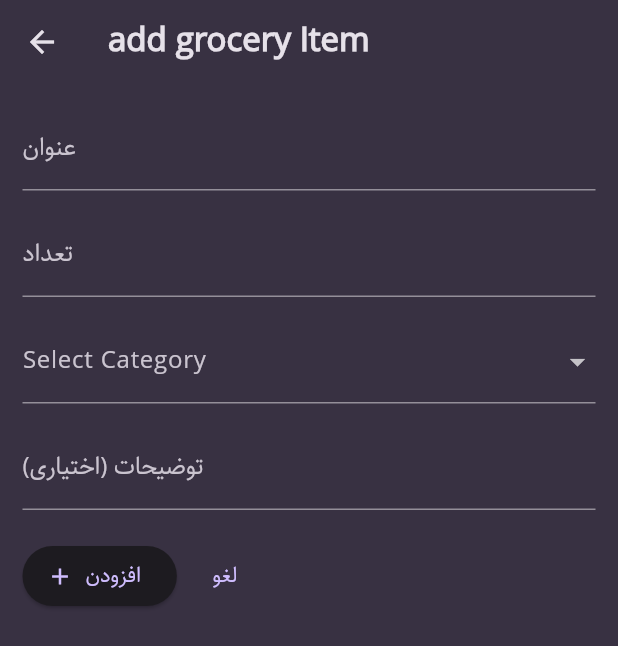
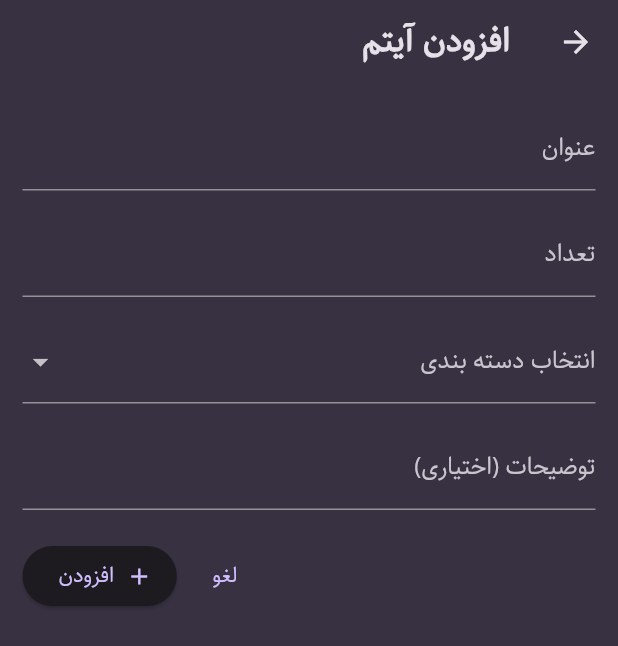
Before and after one commit to hadiseh39/todo, a Flutter app: the screen it shows after launch, item 2 of the bottom bar chosen, after a tap on the "add" icon, on a phone screen of 412 x 824 dp. Shown: the top 646 px of the screen. Run offline on Flutter 3.47's test engine with Material 3 defaults, Android fonts, the phone set to English and light mode, and no system bars; our stand-ins replace flutter_riverpod, sqflite; accounts and stored records are empty.

Commit message:
edited the ui

```diff
--- a/lib/main.dart
+++ b/lib/main.dart
@@ -44,9 +44,11 @@ class MyApp extends StatelessWidget {
   @override
   Widget build(BuildContext context) {
     return MaterialApp(
+      locale: const Locale('fa'),
       debugShowCheckedModeBanner: false,
       theme: theme,
-      home: const Tabs(),
+      home:
+          const Directionality(textDirection: TextDirection.rtl, child: Tabs()),
     );
   }
 }
--- a/lib/providers/grocery_item_provider.dart
+++ b/lib/providers/grocery_item_provider.dart
@@ -6,7 +6,7 @@ import 'package:sqflite/sqflite.dart' as sql;
 import 'package:sqflite/sqlite_api.dart';
 import 'package:uuid/uuid.dart';
 
-Future<Database> _getDatabase1() async {
+Future<Database> _getDatabase() async {
   final dbPath = await sql.getDatabasesPath();
   final db = await sql.openDatabase(
     path.join(dbPath, 'grocery.db'),
@@ -26,18 +26,17 @@ class GroceryItemNotifier extends StateNotifier<List<GroceryItem>> {
     String title,
     String description,
     int quantity,
-    Categories categoryEnum, // از enum به جای Category استفاده می‌کنیم
+    Categories categoryEnum,
   ) async {
     final newGroceryItem = GroceryItem(
       id: const Uuid().v4(),
       title: title,
       description: description,
       quantity: quantity,
-      category: categories[
-          categoryEnum]!, // از map برای دریافت Category استفاده می‌کنیم
+      category: categories[categoryEnum]!,
     );
 
-    final db = await _getDatabase1();
+    final db = await _getDatabase();
     db.insert('groceryItems', {
       'id': newGroceryItem.id,
       'title': newGroceryItem.title,
@@ -45,14 +44,12 @@ class GroceryItemNotifier extends StateNotifier<List<GroceryItem>> {
       'quantity': newGroceryItem.quantity,
       'category': categoryEnum.name,
     });
-    final groceryItemData = await db.rawQuery('SELECT * FROM groceryItems');
-    print(groceryItemData);
 
     state = [newGroceryItem, ...state];
   }
 
   Future<void> loadItems() async {
-    final db = await _getDatabase1();
+    final db = await _getDatabase();
     final groceryItemData = await db.query('groceryItems');
 
     final groceryItems = groceryItemData
@@ -80,7 +77,7 @@ class GroceryItemNotifier extends StateNotifier<List<GroceryItem>> {
   }
 
   Future<void> deleteItem(String id) async {
-    final db = await _getDatabase1();
+    final db = await _getDatabase();
 
     await db.delete(
       'groceryItems',
@@ -95,7 +92,7 @@ class GroceryItemNotifier extends StateNotifier<List<GroceryItem>> {
     GroceryItem updatedItem,
     Categories categoryEnum,
   ) async {
-    final db = await _getDatabase1();
+    final db = await _getDatabase();
 
     await db.update(
       'groceryItems',
@@ -108,9 +105,6 @@ class GroceryItemNotifier extends StateNotifier<List<GroceryItem>> {
       where: 'id = ?',
       whereArgs: [updatedItem.id],
     );
-
-    final groceryItemData = await db.rawQuery('SELECT * FROM groceryItems');
-    print(groceryItemData);
 
     state = state.map((groceryItem) {
       if (groceryItem.id == updatedItem.id) {
--- a/lib/screens/add_grocery.dart
+++ b/lib/screens/add_grocery.dart
@@ -30,11 +30,12 @@ class _AddGroceryState extends ConsumerState<AddGrocery> {
   void saveItem() {
     final enteredTitle = _itemTitleController.text;
     final enteredDescription = _itemDescriptionController.text;
-    final enteredQuantity = int.tryParse(_itemQuantityController.text);
+    var enteredQuantity = int.tryParse(_itemQuantityController.text) ?? 1;
 
-    if (enteredTitle.isEmpty || enteredQuantity == null) {
+    if (enteredTitle.isEmpty) {
+      ScaffoldMessenger.of(context).clearSnackBars();
       ScaffoldMessenger.of(context).showSnackBar(const SnackBar(
-        content: Text('The title or Quantity cannot be empty'),
+        content: Text('عنوان آیتم نمی‌تونه خالی باشه!'),
       ));
       return;
     }
@@ -70,10 +71,11 @@ class _AddGroceryState extends ConsumerState<AddGrocery> {
       _selectedCategory = categories[itemCategory];
     }
 
-    return Scaffold(
+    return Directionality(
+      textDirection: TextDirection.rtl,
+      child: Scaffold(
         appBar: AppBar(
-        title:
-            Text(widget.isEditing ? 'edit grocery Item' : 'add grocery Item'),
+          title: Text(widget.isEditing ? 'ویرایش آیتم' : 'افزودن آیتم'),
         ),
         body: Padding(
           padding: const EdgeInsets.all(15),
@@ -82,20 +84,18 @@ class _AddGroceryState extends ConsumerState<AddGrocery> {
               TextField(
                 decoration: const InputDecoration(labelText: 'عنوان'),
                 controller: _itemTitleController,
-              style: TextStyle(color: Theme.of(context).colorScheme.onSurface),
+                style:
+                    TextStyle(color: Theme.of(context).colorScheme.onSurface),
               ),
               const SizedBox(height: 15),
-            // Row(
-            //   children: [
               TextField(
                 decoration: const InputDecoration(labelText: 'تعداد'),
                 keyboardType: TextInputType.number,
                 controller: _itemQuantityController,
-              style: TextStyle(color: Theme.of(context).colorScheme.onSurface),
+                style:
+                    TextStyle(color: Theme.of(context).colorScheme.onSurface),
               ),
               const SizedBox(height: 15),
-            //Expanded(
-            //child:
               DropdownButtonFormField<Category>(
                 value: _selectedCategory,
                 items: [
@@ -106,8 +106,9 @@ class _AddGroceryState extends ConsumerState<AddGrocery> {
                         children: [
                           IconTheme(
                             data: IconThemeData(
-                            color:
-                                Theme.of(context).colorScheme.onSecondaryFixed,
+                              color: Theme.of(context)
+                                  .colorScheme
+                                  .onSecondaryFixed,
                             ),
                             child: category.value.icon,
                           ),
@@ -130,24 +131,32 @@ class _AddGroceryState extends ConsumerState<AddGrocery> {
                     }
                   });
                 },
-              decoration: const InputDecoration(labelText: 'Select Category'),
+                decoration:
+                    const InputDecoration(labelText: 'انتخاب دسته بندی'),
               ),
-            //),
-            //   ],
-            // ),
               const SizedBox(height: 15),
               TextField(
-              decoration: const InputDecoration(labelText: 'توضیحات (اختیاری)'),
+                decoration:
+                    const InputDecoration(labelText: 'توضیحات (اختیاری)'),
                 controller: _itemDescriptionController,
-              style: TextStyle(color: Theme.of(context).colorScheme.onSurface),
+                style:
+                    TextStyle(color: Theme.of(context).colorScheme.onSurface),
               ),
               const SizedBox(height: 20),
               Row(
+                mainAxisAlignment: MainAxisAlignment.end,
                 children: [
+                  TextButton(
+                    onPressed: () {
+                      Navigator.of(context).pop();
+                    },
+                    child: const Text('لغو'),
+                  ),
                   widget.isEditing
                       ? ElevatedButton.icon(
                           onPressed: () {
-                          editItem(categoryToEnum(newCt ?? _selectedCategory));
+                            editItem(
+                                categoryToEnum(newCt ?? _selectedCategory));
                           },
                           label: const Text('ویرایش'),
                           icon: const Icon(Icons.edit),
@@ -157,17 +166,12 @@ class _AddGroceryState extends ConsumerState<AddGrocery> {
                           label: const Text('افزودن'),
                           icon: const Icon(Icons.add),
                         ),
-                TextButton(
-                  onPressed: () {
-                    Navigator.of(context).pop();
-                  },
-                  child: const Text('لغو'),
-                ),
                 ],
               )
             ],
           ),
         ),
+      ),
     );
   }
 }
--- a/lib/screens/tabs.dart
+++ b/lib/screens/tabs.dart
@@ -39,10 +39,41 @@ class _TabsState extends State<Tabs> {
     return Scaffold(
         appBar: AppBar(
           title: Text(activePageTitle),
+          actions: [
+            IconButton(
+                onPressed: () {
+                  showDialog(
+                      context: context,
+                      builder: (context) => AlertDialog(
+                            title: const Text(
+                              'راهنما',
+                              textDirection: TextDirection.rtl,
+                            ),
+                            content: const Text(
+                              'برای افزودن آیتم‌ها، از دکمه + موجود در پایین صفحه استفاده کنید.\nو برای حذف آیتم‌ها، آن‌ها را به سمت راست یا چپ بکشید.',
+                              textAlign: TextAlign.right,
+                              textDirection: TextDirection.rtl,
+                            ),
+                            actions: [
+                              TextButton(
+                                onPressed: () {
+                                  Navigator.pop(context);
+                                },
+                                child: const Text(
+                                  'تائید',
+                                ),
+                              )
+                            ],
+                          ));
+                },
+                icon: const Icon(Icons.question_mark_rounded))
+          ],
         ),
         body: activePage,
         bottomNavigationBar: BottomNavigationBar(
           onTap: _selectPage,
+          selectedItemColor: Theme.of(context).colorScheme.primary,
+          unselectedItemColor: Theme.of(context).colorScheme.outline,
           backgroundColor: Theme.of(context).colorScheme.surface,
           currentIndex: _selectedPageIndex,
           items: const [
--- a/lib/widgets/grocery_list.dart
+++ b/lib/widgets/grocery_list.dart
@@ -1,6 +1,5 @@
 import 'package:flutter/material.dart';
 import 'package:flutter_riverpod/flutter_riverpod.dart';
-import 'package:todo/models/grocery.dart';
 import 'package:todo/providers/grocery_item_provider.dart';
 import 'package:todo/screens/add_grocery.dart';
 
@@ -14,53 +13,21 @@ class GroceryList extends ConsumerStatefulWidget {
 }
 
 class _GroceryListState extends ConsumerState<GroceryList> {
-  // int completedTasksCount = 0;
-
-  // @override
-  // void initState() {
-  //   super.initState();
-  //   ref.read(groceryProvider.notifier).loadItems();
-  // }
-
-  // Future<void> _loadCompletedTasksCount() async {
-  //   final count = await ref.read(tasksProvider.notifier).countCompletedTasks();
-  //   setState(() {
-  //     completedTasksCount = count;
-  //   });
-  // }
-
-  // void _toggleTaskCompletion(Task task) async {
-  //   task.isCompleted = !task.isCompleted;
-  //   ref.read(tasksProvider.notifier).updateTask(task);
-  //   _loadCompletedTasksCount();
-  // }
-
   @override
   Widget build(BuildContext context) {
     return Padding(
       padding: const EdgeInsets.all(15),
       child: widget.groceryItems.isEmpty
-          ? const Text('no item to buy')
+          ? Center(
+              child: Text(
+                'چیزی برای خرید یافت نشد',
+                style: Theme.of(context).textTheme.titleLarge!.copyWith(
+                      color: Theme.of(context).colorScheme.secondary,
+                    ),
+              ),
+            )
           : Column(
               children: [
-                // Row(
-                //   mainAxisAlignment: MainAxisAlignment.end,
-                //   children: [
-                //     Text(
-                //       completedTasksCount == widget.groceryItems.length
-                //           ? 'All tasks completed'
-                //           : 'Completed Tasks: $completedTasksCount of ${widget.groceryItems.length}',
-                //       style: Theme.of(context).textTheme.titleMedium!.copyWith(
-                //             color: Theme.of(context).colorScheme.primary,
-                //           ),
-                //     ),
-                //     const SizedBox(width: 20),
-                //     CircularProgressIndicator(
-                //       value: completedTasksCount / widget.groceryItems.length,
-                //       backgroundColor: Colors.grey,
-                //     ),
-                //   ],
-                // ),
                 Expanded(
                   child: ListView.builder(
                       itemCount: widget.groceryItems.length,
@@ -71,8 +38,6 @@ class _GroceryListState extends ConsumerState<GroceryList> {
                             ref
                                 .read(groceryProvider.notifier)
                                 .deleteItem(widget.groceryItems[index].id);
-
-                            // _loadCompletedTasksCount();
 
                             ScaffoldMessenger.of(context).clearSnackBars();
                             ScaffoldMessenger.of(context).showSnackBar(
@@ -87,24 +52,13 @@ class _GroceryListState extends ConsumerState<GroceryList> {
                           child: ListTile(
                             title: Text(
                               widget.groceryItems[index].title,
-                              style:
-                                  // widget.groceryItems[index].isCompleted
-                                  //     ? TextStyle(
-                                  //         color: Colors.black,
-                                  //         fontSize: Theme.of(context)
-                                  //             .textTheme
-                                  //             .titleMedium!
-                                  //             .fontSize,
-                                  //         decoration: TextDecoration.lineThrough)
-                                  //:
-                                  Theme.of(context)
-                                      .textTheme
-                                      .titleMedium!
-                                      .copyWith(
-                                        color: Theme.of(context)
-                                            .colorScheme
-                                            .primary,
-                                      ),
+                              style: Theme.of(context)
+                                  .textTheme
+                                  .titleMedium!
+                                  .copyWith(
+                                    color:
+                                        Theme.of(context).colorScheme.primary,
+                                  ),
                             ),
                             subtitle: Text(
                               widget.groceryItems[index].description,
@@ -116,34 +70,9 @@ class _GroceryListState extends ConsumerState<GroceryList> {
                                         Theme.of(context).colorScheme.secondary,
                                   ),
                             ),
-                            // Row(children: [
-                            //   widget.groceryItems[index].category.icon,
-                            //   const SizedBox(width: 10),
-                            //   Text(
-                            //     widget.groceryItems[index].category.title,
-                            //     style: Theme.of(context)
-                            //         .textTheme
-                            //         .labelMedium!
-                            //         .copyWith(
-                            //           color: Theme.of(context)
-                            //               .colorScheme
-                            //               .secondary,
-                            //         ),
-                            //   ),
-                            // ]),
-
                             trailing: Text(
                                 widget.groceryItems[index].quantity.toString()),
-                            leading: // widget.groceryItems[index].isCompleted?
-                                widget.groceryItems[index].category.icon,
-
-                            // : IconButton(
-                            //     icon: const Icon(Icons.circle_outlined),
-                            //     onPressed: () {
-                            //       // _toggleTaskCompletion(
-                            //       //     widget.tasks[index]);
-                            //     },
-                            //   ),
+                            leading: widget.groceryItems[index].category.icon,
                             onTap: () {
                               setState(() {
                                 Navigator.of(context).push(MaterialPageRoute(
--- a/lib/widgets/task_list.dart
+++ b/lib/widgets/task_list.dart
@@ -43,7 +43,7 @@ class _TaskListState extends ConsumerState<TaskList> {
       child: widget.tasks.isEmpty
           ? Center(
               child: Text(
-              'no task to do',
+              'تسکی برای انجام یافت نشد',
               style: Theme.of(context).textTheme.titleLarge!.copyWith(
                     color: Theme.of(context).colorScheme.secondary,
                   ),
@@ -55,8 +55,8 @@ class _TaskListState extends ConsumerState<TaskList> {
                   children: [
                     Text(
                       completedTasksCount == widget.tasks.length
-                          ? 'All tasks completed'
-                          : 'Completed Tasks: $completedTasksCount of ${widget.tasks.length}',
+                          ? 'همه تسک‌ها انجام شدند!'
+                          : 'تسک‌های انجام شده: $completedTasksCount از ${widget.tasks.length}',
                       style: Theme.of(context).textTheme.titleMedium!.copyWith(
                             color: Theme.of(context).colorScheme.primary,
                           ),
@@ -87,7 +87,7 @@ class _TaskListState extends ConsumerState<TaskList> {
                             ScaffoldMessenger.of(context).showSnackBar(
                               SnackBar(
                                 content: Text(
-                                  '${widget.tasks[index].title} deleted',
+                                  '${widget.tasks[index].title} حذف شد',
                                 ),
                               ),
                             );
```
Also changed, not shown: lib/screens/add_task.dart (+20 -12 lines), lib/screens/groceries_screen.dart (deleted, +0 -15 lines). Lines whose indentation alone changed are shown as unchanged.
